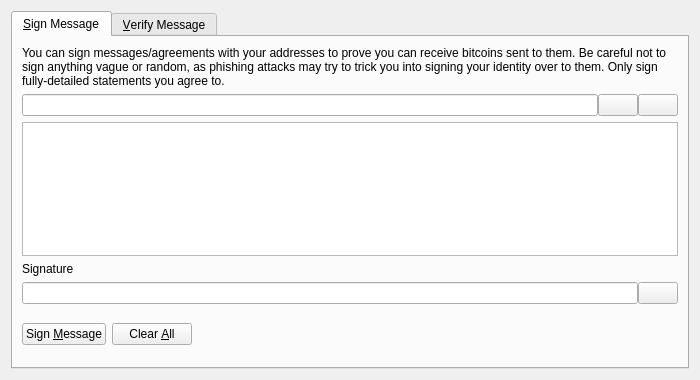
Qt form src/qt/forms/signverifymessagedialog.ui (xshard/Shard) before a commit.
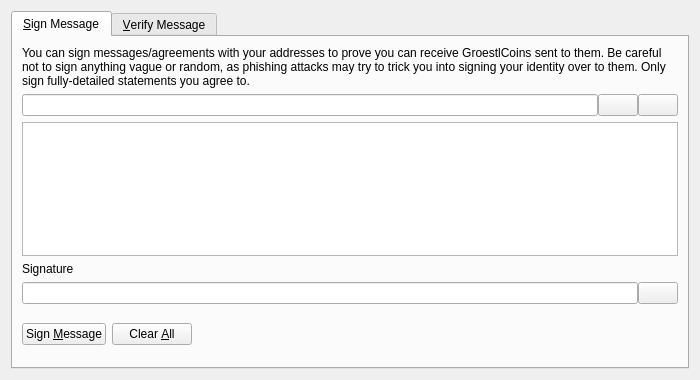
The same form after that commit. Icons and pictures are not drawn. Custom widgets are drawn as their Qt base class.

What changed in the file:
```diff
--- a/src/qt/forms/signverifymessagedialog.ui
+++ b/src/qt/forms/signverifymessagedialog.ui
@@ -30,7 +30,7 @@
        <item>
         <widget class="QLabel" name="infoLabel_SM">
          <property name="text">
-          <string>You can sign messages/agreements with your addresses to prove you can receive bitcoins sent to them. Be careful not to sign anything vague or random, as phishing attacks may try to trick you into signing your identity over to them. Only sign fully-detailed statements you agree to.</string>
+          <string>You can sign messages/agreements with your addresses to prove you can receive GroestlCoins sent to them. Be careful not to sign anything vague or random, as phishing attacks may try to trick you into signing your identity over to them. Only sign fully-detailed statements you agree to.</string>
          </property>
          <property name="textFormat">
           <enum>Qt::PlainText</enum>
```
